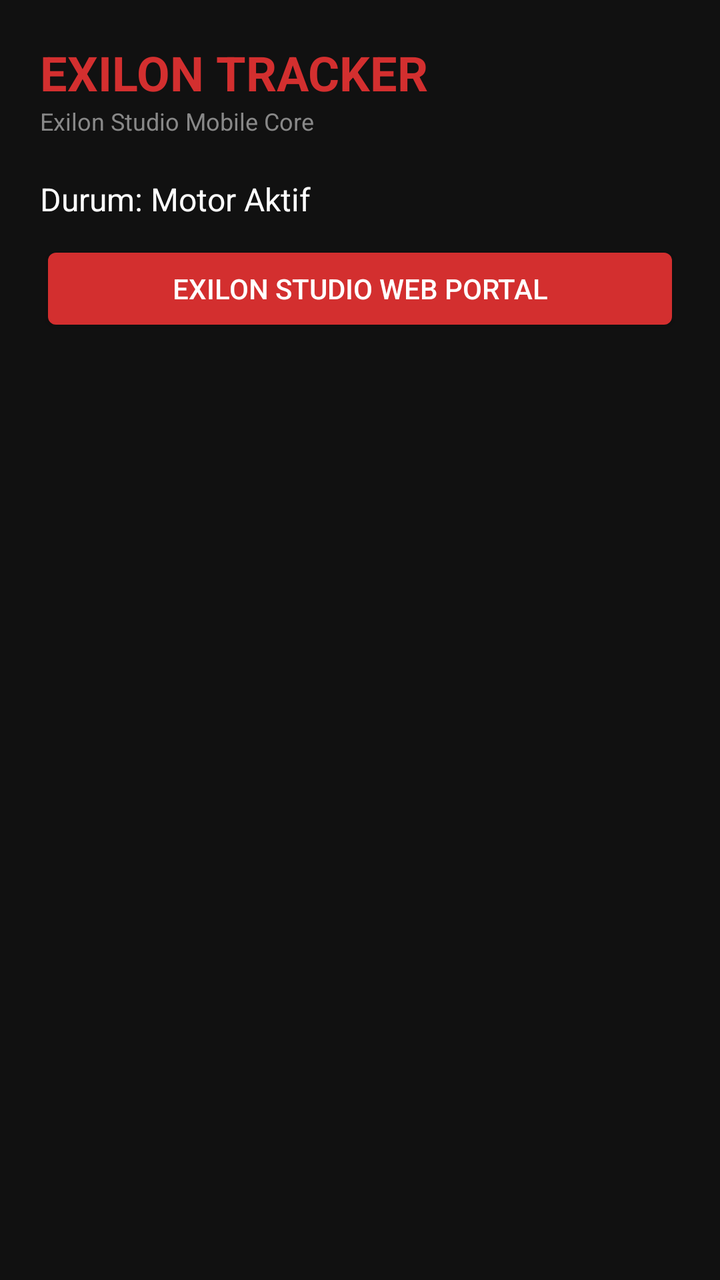
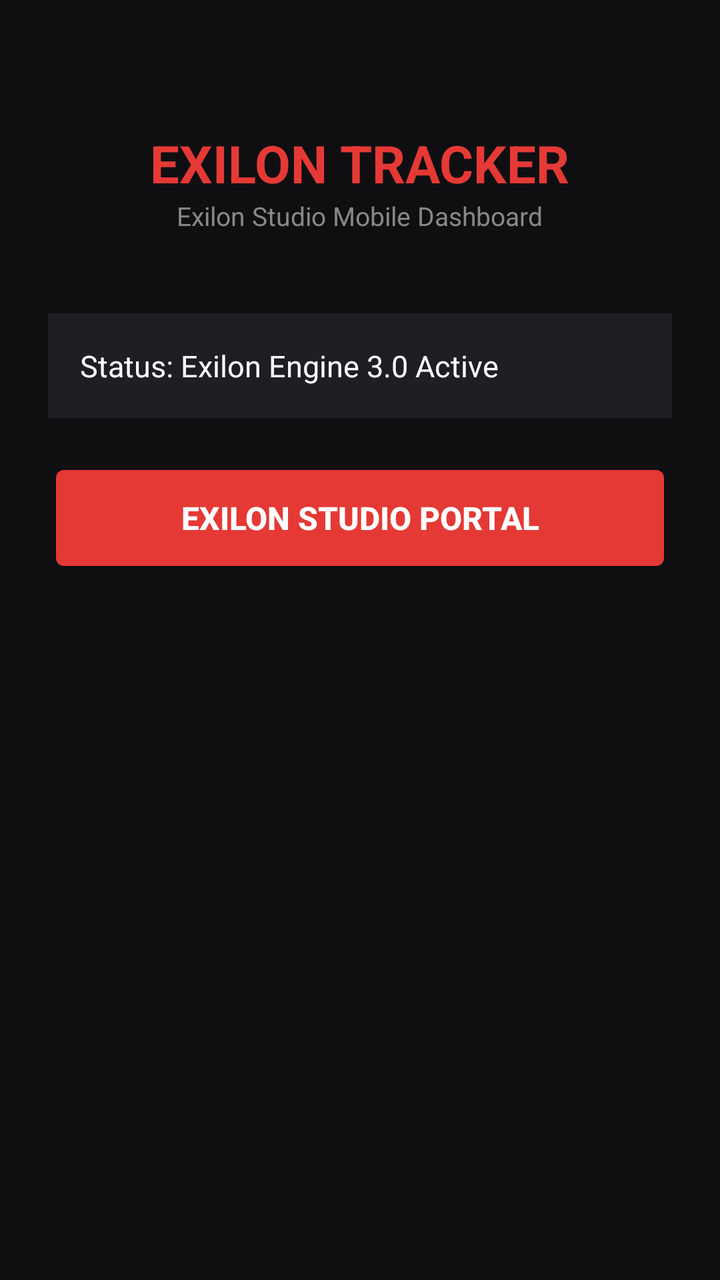

Two renders of the same Android screen: before a commit and after it. Below are the layout's source before the change and the commit's diff.
<!-- AndroidManifest.xml: application theme android:Theme.DeviceDefault.NoActionBar -->
<!-- res/layout/activity_main.xml -->
<?xml version="1.0" encoding="utf-8"?>
<LinearLayout xmlns:android="http://schemas.android.com/apk/res/android"
    android:layout_width="match_parent"
    android:layout_height="match_parent"
    android:orientation="vertical"
    android:background="#111111"
    android:padding="20dp">

    <TextView
        android:layout_width="wrap_content"
        android:layout_height="wrap_content"
        android:text="EXILON TRACKER"
        android:textColor="#D32F2F"
        android:textSize="24sp"
        android:textStyle="bold" />

    <TextView
        android:layout_width="wrap_content"
        android:layout_height="wrap_content"
        android:text="Exilon Studio Mobile Core"
        android:textColor="#888888"
        android:textSize="12sp"
        android:layout_marginBottom="20dp" />

    <TextView
        android:id="@+id/txtStatus"
        android:layout_width="match_parent"
        android:layout_height="wrap_content"
        android:text="Durum: Motor Aktif"
        android:textColor="#FFFFFF"
        android:textSize="16sp"
        android:layout_marginBottom="10dp" />

    <Button
        android:id="@+id/btnOpenWeb"
        android:layout_width="match_parent"
        android:layout_height="wrap_content"
        android:text="Exilon Studio Web Portal"
        android:backgroundTint="#D32F2F"
        android:textColor="#FFFFFF" />
</LinearLayout>
<!-- resources referenced by this layout -->
<resources>

</resources>

<!-- the commit's change to res/layout/activity_main.xml (unified diff, before → after) -->
@@ -3,39 +3,46 @@
     android:layout_width="match_parent"
     android:layout_height="match_parent"
     android:orientation="vertical"
-    android:background="#111111"
-    android:padding="20dp">
+    android:background="#0F0F12"
+    android:padding="24dp"
+    android:gravity="center_horizontal">
 
     <TextView
         android:layout_width="wrap_content"
         android:layout_height="wrap_content"
         android:text="EXILON TRACKER"
-        android:textColor="#D32F2F"
-        android:textSize="24sp"
-        android:textStyle="bold" />
+        android:textColor="#E53935"
+        android:textSize="26sp"
+        android:textStyle="bold"
+        android:layout_marginTop="40dp" />
 
     <TextView
         android:layout_width="wrap_content"
         android:layout_height="wrap_content"
-        android:text="Exilon Studio Mobile Core"
+        android:text="Exilon Studio Mobile Dashboard"
         android:textColor="#888888"
-        android:textSize="12sp"
-        android:layout_marginBottom="20dp" />
+        android:textSize="13sp"
+        android:layout_marginBottom="40dp" />
 
     <TextView
         android:id="@+id/txtStatus"
         android:layout_width="match_parent"
         android:layout_height="wrap_content"
-        android:text="Durum: Motor Aktif"
+        android:text="Status: Exilon Engine 3.0 Active"
         android:textColor="#FFFFFF"
-        android:textSize="16sp"
-        android:layout_marginBottom="10dp" />
+        android:textSize="15sp"
+        android:background="#1E1E24"
+        android:padding="16dp"
+        android:layout_marginBottom="20dp" />
 
     <Button
         android:id="@+id/btnOpenWeb"
         android:layout_width="match_parent"
-        android:layout_height="wrap_content"
-        android:text="Exilon Studio Web Portal"
-        android:backgroundTint="#D32F2F"
-        android:textColor="#FFFFFF" />
+        android:layout_height="60dp"
+        android:text="Exilon Studio Portal"
+        android:backgroundTint="#E53935"
+        android:textColor="#FFFFFF"
+        android:textSize="16sp"
+        android:textStyle="bold" />
+
 </LinearLayout>
